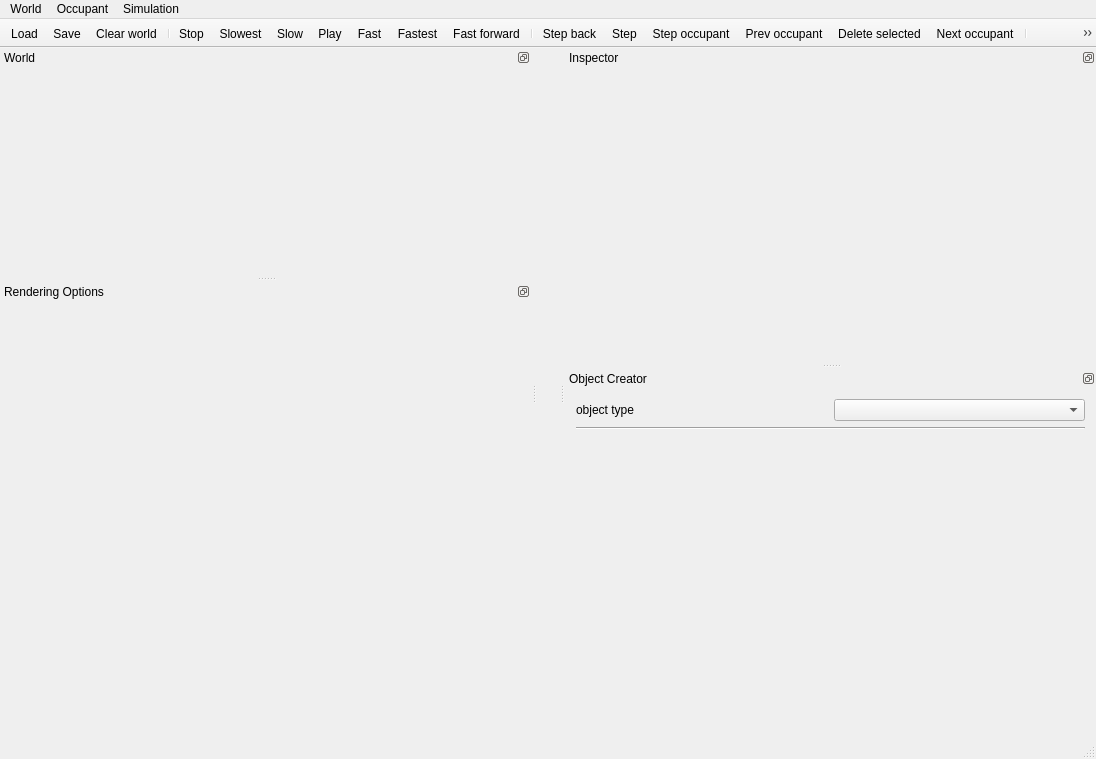
Before: the Qt Designer form gui/mainwindow.ui in taliesinb/floatworld, drawn with Qt 5.
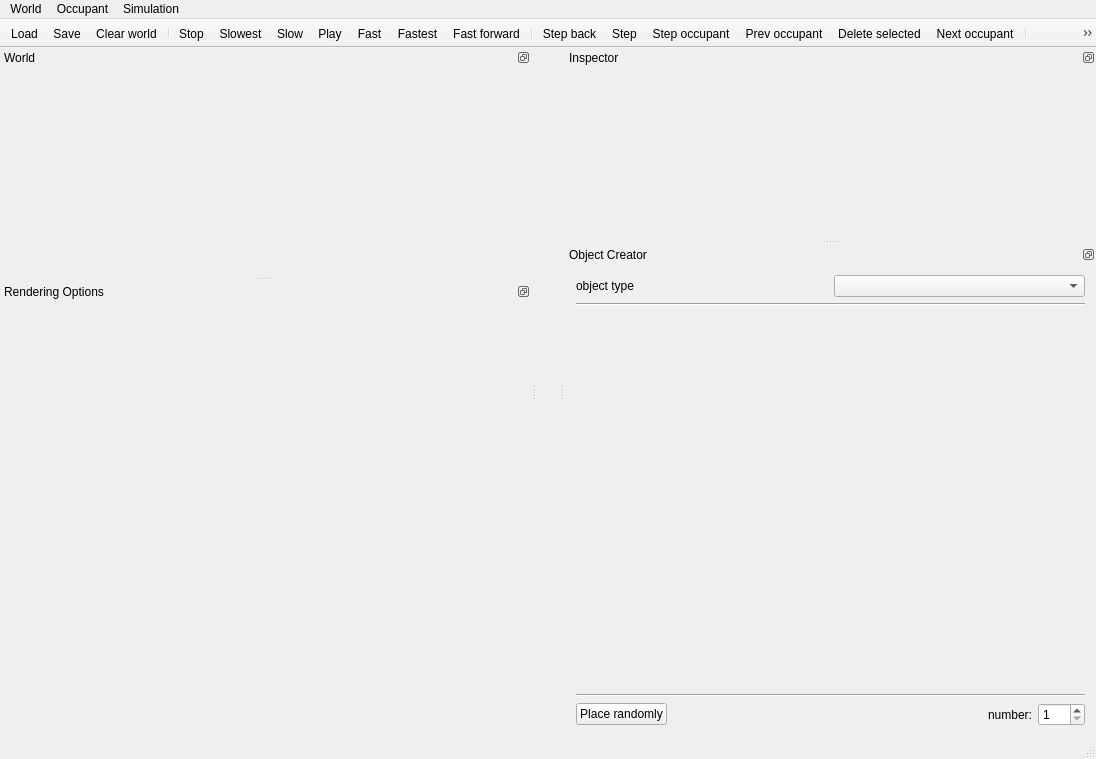
After: the same form once the commit is applied. Icons and pictures are not drawn. Custom widgets are drawn as their Qt base class.

Commit message: Slower ActiveTraps. Facility to 'scatter' a number of blocks.

```diff
--- a/gui/mainwindow.ui
+++ b/gui/mainwindow.ui
@@ -191,8 +191,8 @@
   <widget class="QDockWidget" name="objectWidget">
    <property name="minimumSize">
     <size>
-     <width>275</width>
-     <height>117</height>
+     <width>309</width>
+     <height>258</height>
     </size>
    </property>
    <property name="features">
@@ -216,7 +216,14 @@
         </widget>
        </item>
        <item>
-        <widget class="QComboBox" name="objectComboBox"/>
+        <widget class="QComboBox" name="objectComboBox">
+         <property name="font">
+          <font>
+           <weight>75</weight>
+           <bold>true</bold>
+          </font>
+         </property>
+        </widget>
        </item>
       </layout>
      </item>
@@ -230,6 +237,69 @@
      <item>
       <widget class="QWidget" name="objectPanel" native="true"/>
      </item>
+     <item>
+      <widget class="Line" name="line_2">
+       <property name="orientation">
+        <enum>Qt::Horizontal</enum>
+       </property>
+      </widget>
+     </item>
+     <item>
+      <layout class="QHBoxLayout" name="horizontalLayout_2">
+       <item>
+        <widget class="QPushButton" name="scatterButton">
+         <property name="sizePolicy">
+          <sizepolicy hsizetype="Preferred" vsizetype="Fixed">
+           <horstretch>0</horstretch>
+           <verstretch>0</verstretch>
+          </sizepolicy>
+         </property>
+         <property name="text">
+          <string>Place randomly</string>
+         </property>
+         <property name="checkable">
+          <bool>false</bool>
+         </property>
+         <property name="flat">
+          <bool>false</bool>
+         </property>
+        </widget>
+       </item>
+       <item>
+        <spacer name="horizontalSpacer">
+         <property name="orientation">
+          <enum>Qt::Horizontal</enum>
+         </property>
+         <property name="sizeHint" stdset="0">
+          <size>
+           <width>40</width>
+           <height>20</height>
+          </size>
+         </property>
+        </spacer>
+       </item>
+       <item>
+        <widget class="QLabel" name="label_2">
+         <property name="text">
+          <string>number:</string>
+         </property>
+        </widget>
+       </item>
+       <item>
+        <widget class="QSpinBox" name="scatterNumberBox">
+         <property name="suffix">
+          <string/>
+         </property>
+         <property name="minimum">
+          <number>1</number>
+         </property>
+         <property name="maximum">
+          <number>100</number>
+         </property>
+        </widget>
+       </item>
+      </layout>
+     </item>
     </layout>
    </widget>
   </widget>
```
The commit also changes 3 other files.
